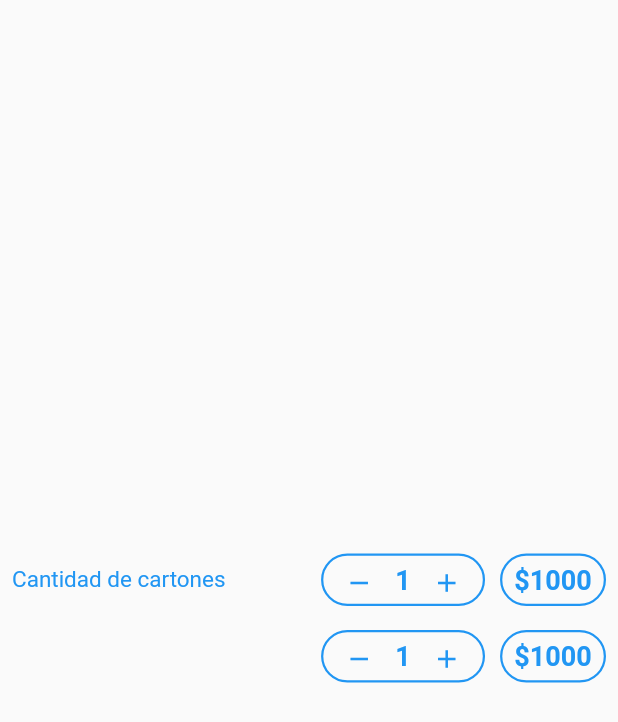
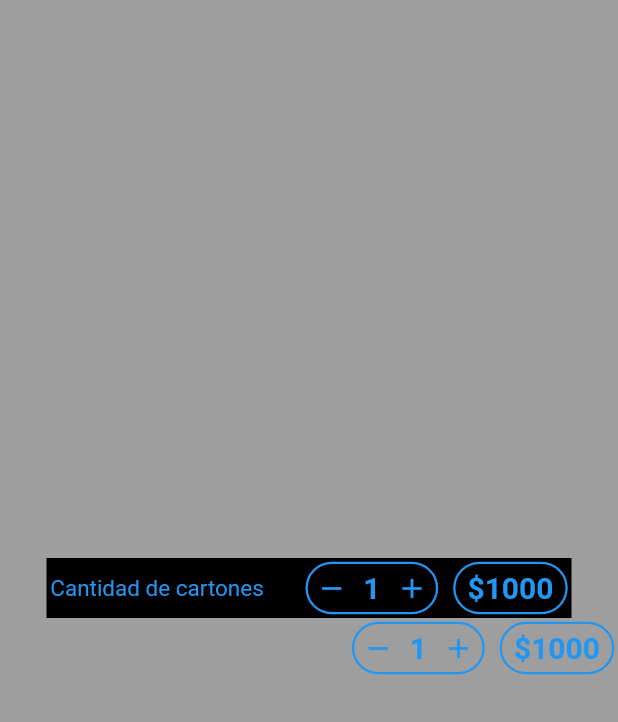
Before and after one commit to leopazgerez/DesafioGrupo3, a Flutter app: the screen it shows after launch, on a phone screen of 412 x 824 dp. Shown: the top 722 px of the screen. Run offline on Flutter 3.47's test engine with Material 2 defaults, Android fonts, the phone set to English and light mode, and no system bars.

Commit message:
IconButton a Icon + GestureDetector padding

```diff
--- a/lib/src/test.dart
+++ b/lib/src/test.dart
@@ -11,19 +11,27 @@ class Test extends StatelessWidget {
   Widget build(BuildContext context) {
 
     return Scaffold(
-      body: Column(
+      body: Container(
+        color: Colors.grey,
+        //height: 60,
+        child: Column(
           mainAxisAlignment: MainAxisAlignment.center,
           children: [
-          PriceCounter(
+            Container(
+              color: Colors.black,
+              width: 350,
+              child: PriceCounter(
                 label: 'Cantidad de cartones',
                 bingoTicketModel: bingoTicketModel,
                 valueMax: 20,
+              ),
             ),
             PriceCounter(
                 bingoTicketModel: bingoTicketModel,
                 valueMax: 20)
           ],
         ),
+      ),
     );
   }
 }
--- a/lib/src/ui/price_counter_component/price_counter.dart
+++ b/lib/src/ui/price_counter_component/price_counter.dart
@@ -26,11 +26,13 @@ class PriceCounter extends StatefulWidget {
 
   late int _amount = widget.valueMin;
   late int _total = widget.bingoTicketModel.priceUnit * _amount;
+
   final double _fontSize = 15;
-  final double _dataSize = 18;
+  final double _dataSize = 20;
   final double _height = 35;
-  final double _iconSize = 20;
-  final double _widthBox = 1.5;
+  final double _iconSize = 22;
+  final double _widthBoxBorder = 1.5;
+  final EdgeInsets _padding = const EdgeInsets.all(5);
 
   void increment() {
     if (_amount > 0 && _amount < widget.valueMax) {
@@ -52,6 +54,7 @@ class PriceCounter extends StatefulWidget {
 
   @override
   Widget build(BuildContext context) {
+
     Widget visibleText(){
       if(widget.label != null){
         return Row(
@@ -65,7 +68,7 @@ class PriceCounter extends StatefulWidget {
       }
     }
     return Padding(
-      padding: const EdgeInsets.all(8.0),
+      padding: const EdgeInsets.all(2.5),
       child: Row(
           mainAxisAlignment: MainAxisAlignment.end,
           children: [
@@ -88,31 +91,39 @@ class PriceCounter extends StatefulWidget {
           borderRadius: BorderRadius.circular(40.0),
           border: Border.all(
               color: widget.color,
-              width: _widthBox
+              width: _widthBoxBorder
           )),
       child: Row(
         children: [
-          IconButton(
-            //padding: EdgeInsets.symmetric(horizontal: _padding),
-              onPressed: decrement,
-              iconSize: _iconSize,
-              icon: Icon(
+          GestureDetector(
+            onTap: decrement,
+            child: Padding(
+              padding: _padding,
+              child: Icon(
                 Icons.remove,
                 color: widget.color,
-              )),
+                size: _iconSize,
+              ),
+            ),
+          ),
+          const SizedBox(width: 5,),
           Text(
             _amount.toString(),
             style: TextStyle(
                 color: widget.color, fontSize: _dataSize, fontWeight: FontWeight.bold),
           ),
-          IconButton(
-            //padding: EdgeInsets.symmetric(horizontal: _padding),
-              iconSize: _iconSize,
-              onPressed: increment,
-              icon: Icon(
-                  Icons.add,
-                  color: widget.color
-              )),
+          const SizedBox(width: 5,),
+          GestureDetector(
+            onTap: increment,
+            child: Padding(
+              padding: _padding,
+              child: Icon(
+                Icons.add,
+                color: widget.color,
+                size: _iconSize,
+              ),
+            ),
+          ),
         ],
       ),
     );
```
Lines whose indentation alone changed are shown as unchanged.
